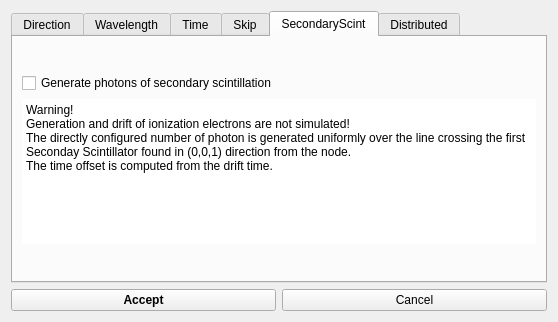
First picture: the form in ants3bundle/src/ants3/gui/photsim/abombadvanceddialog.ui, repository andrmor/ANTS3bundle, before the edit.
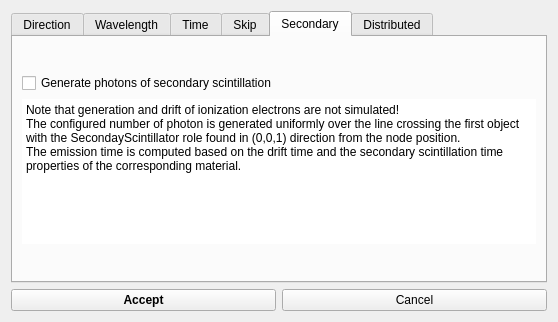
Second picture: the form after the edit. The open tabs and pages were chosen to show the change.

Diff of the .ui file:
```diff
--- a/ants3bundle/src/ants3/gui/photsim/abombadvanceddialog.ui
+++ b/ants3bundle/src/ants3/gui/photsim/abombadvanceddialog.ui
@@ -715,7 +715,7 @@
      </widget>
      <widget class="QWidget" name="tab">
       <attribute name="title">
-       <string>SecondaryScint</string>
+       <string>Secondary</string>
       </attribute>
       <layout class="QVBoxLayout" name="verticalLayout_10">
        <item>
@@ -759,10 +759,9 @@
           <bool>true</bool>
          </property>
          <property name="plainText">
-          <string>Warning!
-Generation and drift of ionization electrons are not simulated!
-The directly configured number of photon is generated uniformly over the line crossing the first Seconday Scintillator found in (0,0,1) direction from the node.
-The time offset is computed from the drift time.</string>
+          <string>Note that generation and drift of ionization electrons are not simulated!
+The configured number of photon is generated uniformly over the line crossing the first object with the SecondayScintillator role found in (0,0,1) direction from the node position.
+The emission time is computed based on the drift time and the secondary scintillation time properties of the corresponding material.</string>
          </property>
         </widget>
        </item>
```
